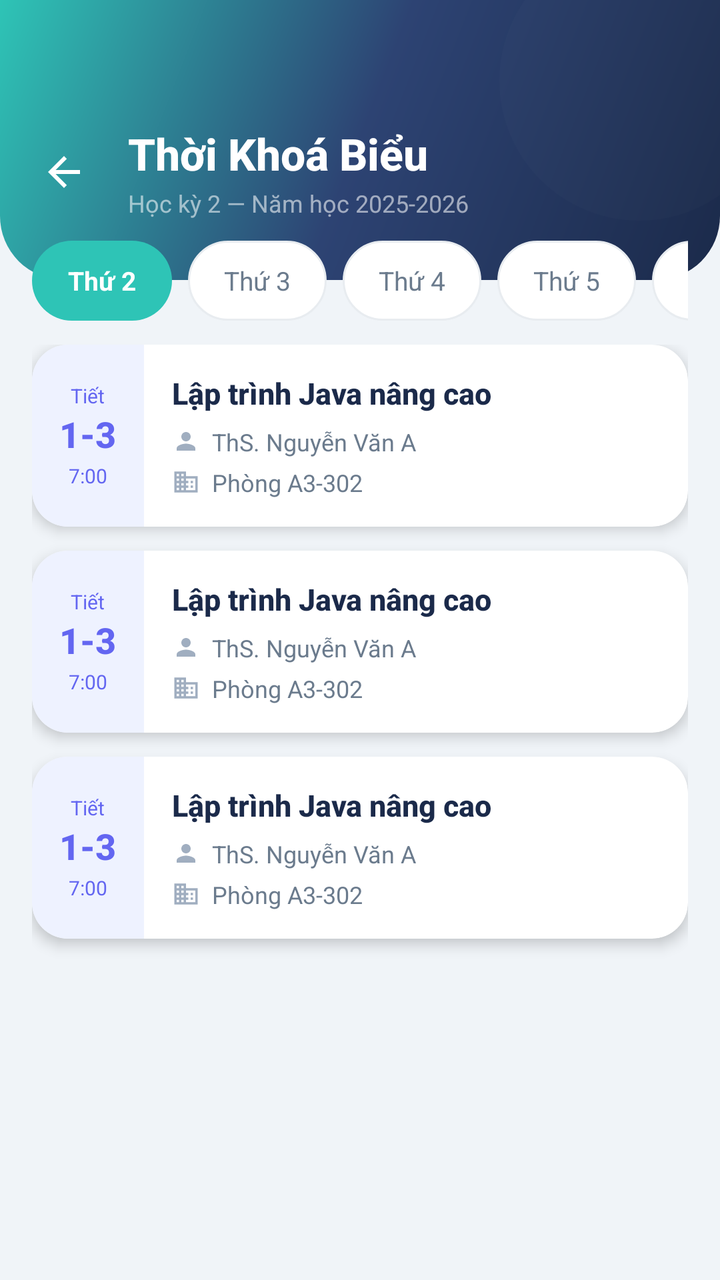
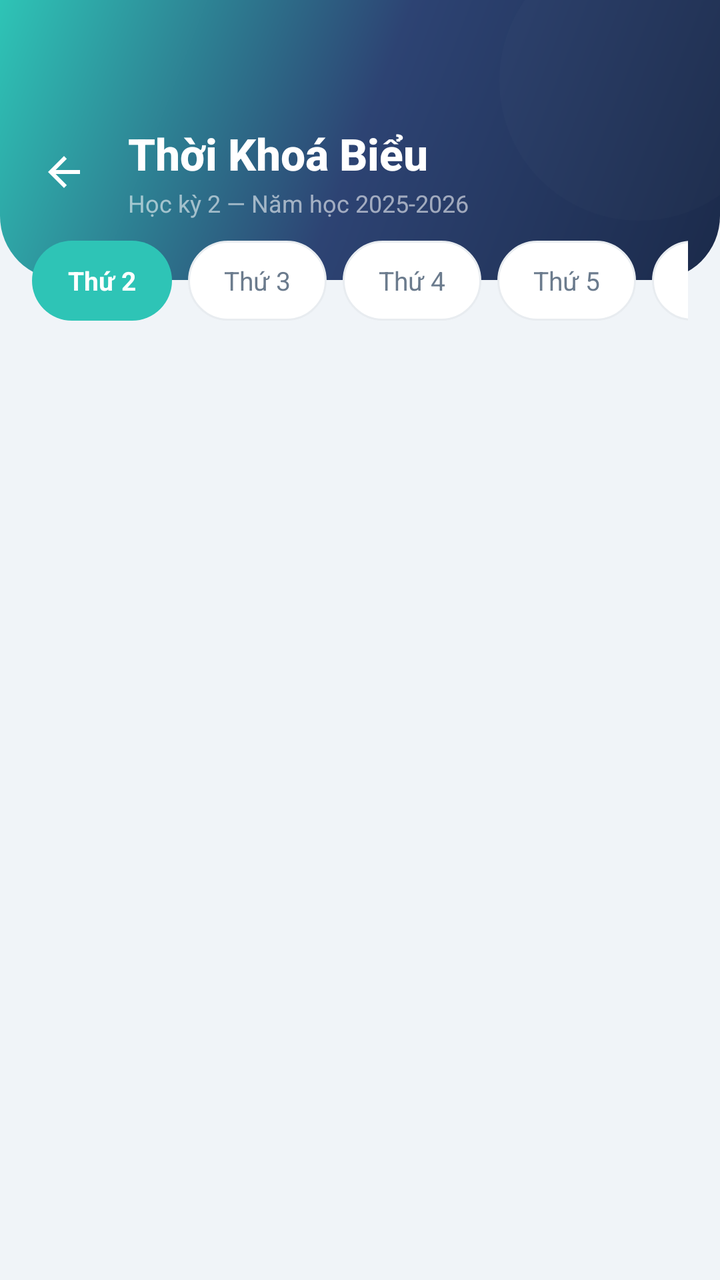

An Android layout rendered at two revisions. The XML below is the earlier revision; the diff shows what the commit changed to produce the second picture.
<!-- AndroidManifest.xml: activity theme AppTheme.NoActionBar -->
<!-- res/layout/activity_tkb.xml -->
<?xml version="1.0" encoding="utf-8"?>
<RelativeLayout xmlns:android="http://schemas.android.com/apk/res/android"
    xmlns:app="http://schemas.android.com/apk/res-auto"
    android:layout_width="match_parent"
    android:layout_height="match_parent"
    android:background="@color/bg_main">

    
    <FrameLayout
        android:id="@+id/header"
        android:layout_width="match_parent"
        android:layout_height="140dp"
        android:background="@drawable/bg_gradient_header">

        <View
            android:layout_width="140dp"
            android:layout_height="140dp"
            android:layout_gravity="end|top"
            android:layout_marginEnd="-30dp"
            android:layout_marginTop="-30dp"
            android:background="@drawable/bg_splash_circle"
            android:alpha="0.12" />

        <LinearLayout
            android:layout_width="match_parent"
            android:layout_height="wrap_content"
            android:layout_gravity="center_vertical"
            android:layout_marginStart="8dp"
            android:layout_marginEnd="16dp"
            android:layout_marginTop="16dp"
            android:gravity="center_vertical"
            android:orientation="horizontal">

            <ImageView
                android:id="@+id/btn_back"
                android:layout_width="48dp"
                android:layout_height="48dp"
                android:padding="12dp"
                android:src="@drawable/ic_arrow_back"
                android:contentDescription="Back"
                android:background="?attr/selectableItemBackgroundBorderless" />

            <LinearLayout
                android:layout_width="0dp"
                android:layout_height="wrap_content"
                android:layout_weight="1"
                android:layout_marginStart="8dp"
                android:orientation="vertical">

                <TextView
                    android:layout_width="wrap_content"
                    android:layout_height="wrap_content"
                    android:text="Thời Khoá Biểu"
                    android:textColor="#FFFFFF"
                    android:textSize="22sp"
                    android:textStyle="bold"
                    android:fontFamily="sans-serif-medium" />

                <TextView
                    android:layout_width="wrap_content"
                    android:layout_height="wrap_content"
                    android:text="Học kỳ 2 — Năm học 2025-2026"
                    android:textColor="#90FFFFFF"
                    android:textSize="12sp"
                    android:layout_marginTop="2dp" />

            </LinearLayout>

        </LinearLayout>

    </FrameLayout>

    
    <HorizontalScrollView
        android:id="@+id/week_tabs"
        android:layout_width="match_parent"
        android:layout_height="wrap_content"
        android:layout_below="@id/header"
        android:layout_marginTop="-20dp"
        android:layout_marginStart="16dp"
        android:layout_marginEnd="16dp"
        android:scrollbars="none"
        android:clipToPadding="false">

        <LinearLayout
            android:layout_width="wrap_content"
            android:layout_height="wrap_content"
            android:orientation="horizontal">

            <TextView
                android:id="@+id/tab_t2"
                android:layout_width="wrap_content"
                android:layout_height="40dp"
                android:background="@drawable/bg_tab_active"
                android:gravity="center"
                android:paddingStart="18dp"
                android:paddingEnd="18dp"
                android:text="Thứ 2"
                android:textColor="#FFFFFF"
                android:textSize="13sp"
                android:textStyle="bold"
                android:layout_marginEnd="8dp" />

            <TextView
                android:id="@+id/tab_t3"
                android:layout_width="wrap_content"
                android:layout_height="40dp"
                android:background="@drawable/bg_tab_inactive"
                android:gravity="center"
                android:paddingStart="18dp"
                android:paddingEnd="18dp"
                android:text="Thứ 3"
                android:textColor="@color/text_secondary"
                android:textSize="13sp"
                android:layout_marginEnd="8dp" />

            <TextView
                android:id="@+id/tab_t4"
                android:layout_width="wrap_content"
                android:layout_height="40dp"
                android:background="@drawable/bg_tab_inactive"
                android:gravity="center"
                android:paddingStart="18dp"
                android:paddingEnd="18dp"
                android:text="Thứ 4"
                android:textColor="@color/text_secondary"
                android:textSize="13sp"
                android:layout_marginEnd="8dp" />

            <TextView
                android:id="@+id/tab_t5"
                android:layout_width="wrap_content"
                android:layout_height="40dp"
                android:background="@drawable/bg_tab_inactive"
                android:gravity="center"
                android:paddingStart="18dp"
                android:paddingEnd="18dp"
                android:text="Thứ 5"
                android:textColor="@color/text_secondary"
                android:textSize="13sp"
                android:layout_marginEnd="8dp" />

            <TextView
                android:id="@+id/tab_t6"
                android:layout_width="wrap_content"
                android:layout_height="40dp"
                android:background="@drawable/bg_tab_inactive"
                android:gravity="center"
                android:paddingStart="18dp"
                android:paddingEnd="18dp"
                android:text="Thứ 6"
                android:textColor="@color/text_secondary"
                android:textSize="13sp"
                android:layout_marginEnd="8dp" />

            <TextView
                android:id="@+id/tab_t7"
                android:layout_width="wrap_content"
                android:layout_height="40dp"
                android:background="@drawable/bg_tab_inactive"
                android:gravity="center"
                android:paddingStart="18dp"
                android:paddingEnd="18dp"
                android:text="Thứ 7"
                android:textColor="@color/text_secondary"
                android:textSize="13sp" />

        </LinearLayout>

    </HorizontalScrollView>

    
    <ScrollView
        android:layout_width="match_parent"
        android:layout_height="match_parent"
        android:layout_below="@id/week_tabs"
        android:layout_marginTop="12dp"
        android:paddingStart="16dp"
        android:paddingEnd="16dp"
        android:clipToPadding="false">

        <LinearLayout
            android:id="@+id/tkb_container"
            android:layout_width="match_parent"
            android:layout_height="wrap_content"
            android:orientation="vertical"
            android:paddingBottom="24dp">

            
            <include layout="@layout/item_tkb_slot"
                android:id="@+id/slot1" />

            
            <include layout="@layout/item_tkb_slot"
                android:id="@+id/slot2" />

            
            <include layout="@layout/item_tkb_slot"
                android:id="@+id/slot3" />

        </LinearLayout>

    </ScrollView>

</RelativeLayout>
<!-- res/layout/item_tkb_slot.xml (included above) -->
<?xml version="1.0" encoding="utf-8"?>
<androidx.cardview.widget.CardView xmlns:android="http://schemas.android.com/apk/res/android"
    xmlns:app="http://schemas.android.com/apk/res-auto"
    android:layout_width="match_parent"
    android:layout_height="wrap_content"
    android:layout_marginBottom="12dp"
    app:cardCornerRadius="18dp"
    app:cardElevation="4dp"
    app:cardBackgroundColor="@color/bg_card">

    <LinearLayout
        android:layout_width="match_parent"
        android:layout_height="wrap_content"
        android:orientation="horizontal">

        
        <LinearLayout
            android:id="@+id/time_strip"
            android:layout_width="56dp"
            android:layout_height="match_parent"
            android:background="@color/card_tkb"
            android:gravity="center"
            android:orientation="vertical"
            android:padding="8dp">

            <TextView
                android:id="@+id/tv_period"
                android:layout_width="wrap_content"
                android:layout_height="wrap_content"
                android:text="Tiết"
                android:textColor="@color/card_tkb_icon"
                android:textSize="10sp"
                android:fontFamily="sans-serif" />

            <TextView
                android:id="@+id/tv_period_num"
                android:layout_width="wrap_content"
                android:layout_height="wrap_content"
                android:text="1-3"
                android:textColor="@color/card_tkb_icon"
                android:textSize="18sp"
                android:textStyle="bold"
                android:fontFamily="sans-serif-medium" />

            <TextView
                android:id="@+id/tv_time"
                android:layout_width="wrap_content"
                android:layout_height="wrap_content"
                android:text="7:00"
                android:textColor="@color/card_tkb_icon"
                android:textSize="10sp"
                android:layout_marginTop="2dp" />

        </LinearLayout>

        
        <LinearLayout
            android:layout_width="0dp"
            android:layout_height="wrap_content"
            android:layout_weight="1"
            android:orientation="vertical"
            android:padding="14dp">

            <TextView
                android:id="@+id/tv_subject"
                android:layout_width="wrap_content"
                android:layout_height="wrap_content"
                android:text="Lập trình Java nâng cao"
                android:textColor="@color/text_primary"
                android:textSize="15sp"
                android:textStyle="bold"
                android:fontFamily="sans-serif-medium" />

            <LinearLayout
                android:layout_width="wrap_content"
                android:layout_height="wrap_content"
                android:orientation="horizontal"
                android:layout_marginTop="6dp"
                android:gravity="center_vertical">

                <ImageView
                    android:layout_width="14dp"
                    android:layout_height="14dp"
                    android:src="@drawable/ic_person"
                    android:tint="@color/text_hint"
                    android:layout_marginEnd="6dp"
                    android:contentDescription="GV" />

                <TextView
                    android:id="@+id/tv_teacher"
                    android:layout_width="wrap_content"
                    android:layout_height="wrap_content"
                    android:text="ThS. Nguyễn Văn A"
                    android:textColor="@color/text_secondary"
                    android:textSize="12sp" />

            </LinearLayout>

            <LinearLayout
                android:layout_width="wrap_content"
                android:layout_height="wrap_content"
                android:orientation="horizontal"
                android:layout_marginTop="4dp"
                android:gravity="center_vertical">

                <ImageView
                    android:layout_width="14dp"
                    android:layout_height="14dp"
                    android:src="@drawable/ic_university"
                    android:tint="@color/text_hint"
                    android:layout_marginEnd="6dp"
                    android:contentDescription="Room" />

                <TextView
                    android:id="@+id/tv_room"
                    android:layout_width="wrap_content"
                    android:layout_height="wrap_content"
                    android:text="Phòng A3-302"
                    android:textColor="@color/text_secondary"
                    android:textSize="12sp" />

            </LinearLayout>

        </LinearLayout>

    </LinearLayout>

</androidx.cardview.widget.CardView>
<!-- resources referenced by this layout -->
<resources>
  <color name="bg_card">#FFFFFF</color>
  <color name="bg_main">#F0F4F8</color>
  <color name="card_tkb">#EEF2FF</color>
  <color name="card_tkb_icon">#6366F1</color>
  <color name="text_hint">#A0AEC0</color>
  <color name="text_primary">#1B2A4A</color>
  <color name="text_secondary">#6B7B8D</color>
  <!-- drawable bg_gradient_header (drawable) -->
  <?xml version="1.0" encoding="utf-8"?>
  <shape xmlns:android="http://schemas.android.com/apk/res/android">
      <gradient
          android:angle="135"
          android:startColor="#1B2A4A"
          android:centerColor="#2D4373"
          android:endColor="#2EC4B6"
          android:type="linear" />
      <corners
          android:bottomLeftRadius="32dp"
          android:bottomRightRadius="32dp" />
  </shape>
  <!-- drawable bg_splash_circle (drawable) -->
  <?xml version="1.0" encoding="utf-8"?>
  <shape xmlns:android="http://schemas.android.com/apk/res/android"
      android:shape="oval">
      <solid android:color="#20FFFFFF" />
      <size
          android:width="200dp"
          android:height="200dp" />
  </shape>
  <!-- drawable bg_tab_active (drawable) -->
  <?xml version="1.0" encoding="utf-8"?>
  <shape xmlns:android="http://schemas.android.com/apk/res/android"
      android:shape="rectangle">
      <solid android:color="@color/accent" />
      <corners android:radius="20dp" />
  </shape>
  <!-- drawable bg_tab_inactive (drawable) -->
  <?xml version="1.0" encoding="utf-8"?>
  <shape xmlns:android="http://schemas.android.com/apk/res/android"
      android:shape="rectangle">
      <solid android:color="@color/bg_card" />
      <corners android:radius="20dp" />
      <stroke
          android:width="1dp"
          android:color="@color/divider" />
  </shape>
  <!-- drawable ic_arrow_back (drawable) -->
  <?xml version="1.0" encoding="utf-8"?>
  <vector xmlns:android="http://schemas.android.com/apk/res/android"
      android:width="24dp"
      android:height="24dp"
      android:viewportWidth="24"
      android:viewportHeight="24">
      <path
          android:fillColor="#FFFFFF"
          android:pathData="M20,11H7.83l5.59,-5.59L12,4l-8,8 8,8 1.41,-1.41L7.83,13H20v-2z" />
  </vector>
  <!-- drawable ic_person (drawable) -->
  <?xml version="1.0" encoding="utf-8"?>
  <vector xmlns:android="http://schemas.android.com/apk/res/android"
      android:width="24dp"
      android:height="24dp"
      android:viewportWidth="24"
      android:viewportHeight="24">
      <path
          android:fillColor="#FFFFFF"
          android:pathData="M12,12c2.21,0 4,-1.79 4,-4s-1.79,-4 -4,-4 -4,1.79 -4,4 1.79,4 4,4zM12,14c-2.67,0 -8,1.34 -8,4v2h16v-2c0,-2.66 -5.33,-4 -8,-4z" />
  </vector>
  <!-- drawable ic_university (drawable) -->
  <?xml version="1.0" encoding="utf-8"?>
  <vector xmlns:android="http://schemas.android.com/apk/res/android"
      android:width="24dp"
      android:height="24dp"
      android:viewportWidth="24"
      android:viewportHeight="24">
      <path
          android:fillColor="#3B82F6"
          android:pathData="M12,7V3H2v18h20V7H12zM6,19H4v-2h2V19zM6,15H4v-2h2V15zM6,11H4V9h2V11zM6,7H4V5h2V7zM10,19H8v-2h2V19zM10,15H8v-2h2V15zM10,11H8V9h2V11zM10,7H8V5h2V7zM20,19h-8v-2h2v-2h-2v-2h2v-2h-2V9h8V19zM18,11h-2v2h2V11zM18,15h-2v2h2V15z" />
  </vector>
  <style name="AppTheme.NoActionBar" parent="Theme.MaterialComponents.Light.NoActionBar">
          <item name="colorPrimary">@color/primary</item>
          <item name="colorPrimaryDark">@color/primary_dark</item>
          <item name="colorAccent">@color/accent</item>
          <item name="android:statusBarColor">@color/status_bar</item>
          <item name="android:windowBackground">@color/bg_main</item>
      </style>
  <color name="accent">#2EC4B6</color>
  <color name="divider">#E8ECF0</color>
  <color name="primary">#1B2A4A</color>
  <color name="primary_dark">#0F1B33</color>
  <color name="status_bar">#0F1B33</color>
</resources>

<!-- the commit's change to res/layout/activity_tkb.xml (unified diff, before → after) -->
@@ -187,148 +187,19 @@
             android:paddingBottom="24dp">
 
             
-            <include layout="@layout/item_tkb_slot"
-                android:id="@+id/slot1" />
+
+
 
             
-            <include layout="@layout/item_tkb_slot"
-                android:id="@+id/slot2" />
+
+
 
             
-            <include layout="@layout/item_tkb_slot"
-                android:id="@+id/slot3" />
+
+
 
         </LinearLayout>
 
     </ScrollView>
 
 </RelativeLayout>
-<!-- res/layout/item_tkb_slot.xml (included above) -->
-<?xml version="1.0" encoding="utf-8"?>
-<androidx.cardview.widget.CardView xmlns:android="http://schemas.android.com/apk/res/android"
-    xmlns:app="http://schemas.android.com/apk/res-auto"
-    android:layout_width="match_parent"
-    android:layout_height="wrap_content"
-    android:layout_marginBottom="12dp"
-    app:cardCornerRadius="18dp"
-    app:cardElevation="4dp"
-    app:cardBackgroundColor="@color/bg_card">
-
-    <LinearLayout
-        android:layout_width="match_parent"
-        android:layout_height="wrap_content"
-        android:orientation="horizontal">
-
-        
-        <LinearLayout
-            android:id="@+id/time_strip"
-            android:layout_width="56dp"
-            android:layout_height="match_parent"
-            android:background="@color/card_tkb"
-            android:gravity="center"
-            android:orientation="vertical"
-            android:padding="8dp">
-
-            <TextView
-                android:id="@+id/tv_period"
-                android:layout_width="wrap_content"
-                android:layout_height="wrap_content"
-                android:text="Tiết"
-                android:textColor="@color/card_tkb_icon"
-                android:textSize="10sp"
-                android:fontFamily="sans-serif" />
-
-            <TextView
-                android:id="@+id/tv_period_num"
-                android:layout_width="wrap_content"
-                android:layout_height="wrap_content"
-                android:text="1-3"
-                android:textColor="@color/card_tkb_icon"
-                android:textSize="18sp"
-                android:textStyle="bold"
-                android:fontFamily="sans-serif-medium" />
-
-            <TextView
-                android:id="@+id/tv_time"
-                android:layout_width="wrap_content"
-                android:layout_height="wrap_content"
-                android:text="7:00"
-                android:textColor="@color/card_tkb_icon"
-                android:textSize="10sp"
-                android:layout_marginTop="2dp" />
-
-        </LinearLayout>
-
-        
-        <LinearLayout
-            android:layout_width="0dp"
-            android:layout_height="wrap_content"
-            android:layout_weight="1"
-            android:orientation="vertical"
-            android:padding="14dp">
-
-            <TextView
-                android:id="@+id/tv_subject"
-                android:layout_width="wrap_content"
-                android:layout_height="wrap_content"
-                android:text="Lập trình Java nâng cao"
-                android:textColor="@color/text_primary"
-                android:textSize="15sp"
-                android:textStyle="bold"
-                android:fontFamily="sans-serif-medium" />
-
-            <LinearLayout
-                android:layout_width="wrap_content"
-                android:layout_height="wrap_content"
-                android:orientation="horizontal"
-                android:layout_marginTop="6dp"
-                android:gravity="center_vertical">
-
-                <ImageView
-                    android:layout_width="14dp"
-                    android:layout_height="14dp"
-                    android:src="@drawable/ic_person"
-                    android:tint="@color/text_hint"
-                    android:layout_marginEnd="6dp"
-                    android:contentDescription="GV" />
-
-                <TextView
-                    android:id="@+id/tv_teacher"
-                    android:layout_width="wrap_content"
-                    android:layout_height="wrap_content"
-                    android:text="ThS. Nguyễn Văn A"
-                    android:textColor="@color/text_secondary"
-                    android:textSize="12sp" />
-
-            </LinearLayout>
-
-            <LinearLayout
-                android:layout_width="wrap_content"
-                android:layout_height="wrap_content"
-                android:orientation="horizontal"
-                android:layout_marginTop="4dp"
-                android:gravity="center_vertical">
-
-                <ImageView
-                    android:layout_width="14dp"
-                    android:layout_height="14dp"
-                    android:src="@drawable/ic_university"
-                    android:tint="@color/text_hint"
-                    android:layout_marginEnd="6dp"
-                    android:contentDescription="Room" />
-
-                <TextView
-                    android:id="@+id/tv_room"
-                    android:layout_width="wrap_content"
-                    android:layout_height="wrap_content"
-                    android:text="Phòng A3-302"
-                    android:textColor="@color/text_secondary"
-                    android:textSize="12sp" />
-
-            </LinearLayout>
-
-        </LinearLayout>
-
-    </LinearLayout>
-
-</androidx.cardview.widget.CardView>
<!-- resource entries referenced after the edit -->
@@ -2,10 +2,6 @@
 <resources>
   <color name="bg_card">#FFFFFF</color>
   <color name="bg_main">#F0F4F8</color>
-  <color name="card_tkb">#EEF2FF</color>
-  <color name="card_tkb_icon">#6366F1</color>
-  <color name="text_hint">#A0AEC0</color>
-  <color name="text_primary">#1B2A4A</color>
   <color name="text_secondary">#6B7B8D</color>
   <!-- drawable bg_gradient_header (drawable) -->
   <?xml version="1.0" encoding="utf-8"?>
@@ -57,28 +53,6 @@
           android:fillColor="#FFFFFF"
           android:pathData="M20,11H7.83l5.59,-5.59L12,4l-8,8 8,8 1.41,-1.41L7.83,13H20v-2z" />
   </vector>
-  <!-- drawable ic_person (drawable) -->
-  <?xml version="1.0" encoding="utf-8"?>
-  <vector xmlns:android="http://schemas.android.com/apk/res/android"
-      android:width="24dp"
-      android:height="24dp"
-      android:viewportWidth="24"
-      android:viewportHeight="24">
-      <path
-          android:fillColor="#FFFFFF"
-          android:pathData="M12,12c2.21,0 4,-1.79 4,-4s-1.79,-4 -4,-4 -4,1.79 -4,4 1.79,4 4,4zM12,14c-2.67,0 -8,1.34 -8,4v2h16v-2c0,-2.66 -5.33,-4 -8,-4z" />
-  </vector>
-  <!-- drawable ic_university (drawable) -->
-  <?xml version="1.0" encoding="utf-8"?>
-  <vector xmlns:android="http://schemas.android.com/apk/res/android"
-      android:width="24dp"
-      android:height="24dp"
-      android:viewportWidth="24"
-      android:viewportHeight="24">
-      <path
-          android:fillColor="#3B82F6"
-          android:pathData="M12,7V3H2v18h20V7H12zM6,19H4v-2h2V19zM6,15H4v-2h2V15zM6,11H4V9h2V11zM6,7H4V5h2V7zM10,19H8v-2h2V19zM10,15H8v-2h2V15zM10,11H8V9h2V11zM10,7H8V5h2V7zM20,19h-8v-2h2v-2h-2v-2h2v-2h-2V9h8V19zM18,11h-2v2h2V11zM18,15h-2v2h2V15z" />
-  </vector>
   <style name="AppTheme.NoActionBar" parent="Theme.MaterialComponents.Light.NoActionBar">
           <item name="colorPrimary">@color/primary</item>
           <item name="colorPrimaryDark">@color/primary_dark</item>
